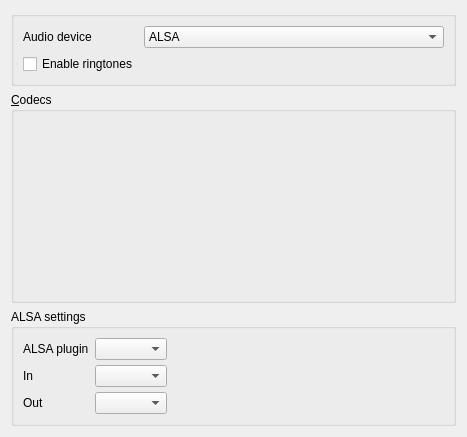
Before: the Qt Designer form src/conf/dlgaudiobase.ui in KDE/ring-kde, drawn with Qt 5.
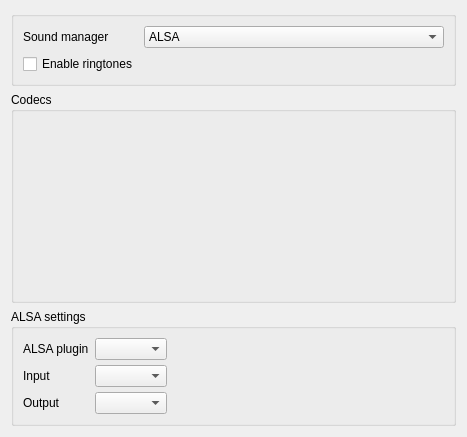
After: the same form once the commit is applied. Custom widgets are drawn as their Qt base class.

```diff
--- a/src/conf/dlgaudiobase.ui
+++ b/src/conf/dlgaudiobase.ui
@@ -29,7 +29,7 @@
       <item row="0" column="0">
        <widget class="QLabel" name="label_interface">
         <property name="text">
-         <string>Audio device</string>
+         <string>Sound manager</string>
         </property>
         <property name="buddy">
          <cstring>kcfg_interface</cstring>
@@ -76,7 +76,7 @@
       </sizepolicy>
      </property>
      <property name="title">
-      <string>&amp;Codecs</string>
+      <string>Codecs</string>
      </property>
      <layout class="QHBoxLayout" name="horizontalLayout">
       <property name="spacing">
@@ -151,7 +151,7 @@
           <item row="2" column="0">
            <widget class="QLabel" name="label2_in">
             <property name="text">
-             <string>In</string>
+             <string>Input</string>
             </property>
             <property name="buddy">
              <cstring>kcfg_alsaInputDevice</cstring>
@@ -168,7 +168,7 @@
           <item row="4" column="0">
            <widget class="QLabel" name="label3_out">
             <property name="text">
-             <string>Out</string>
+             <string>Output</string>
             </property>
             <property name="buddy">
              <cstring>kcfg_alsaOutputDevice</cstring>
```
Left out of the diff: 4 changed lines with no effect on the pictures.
